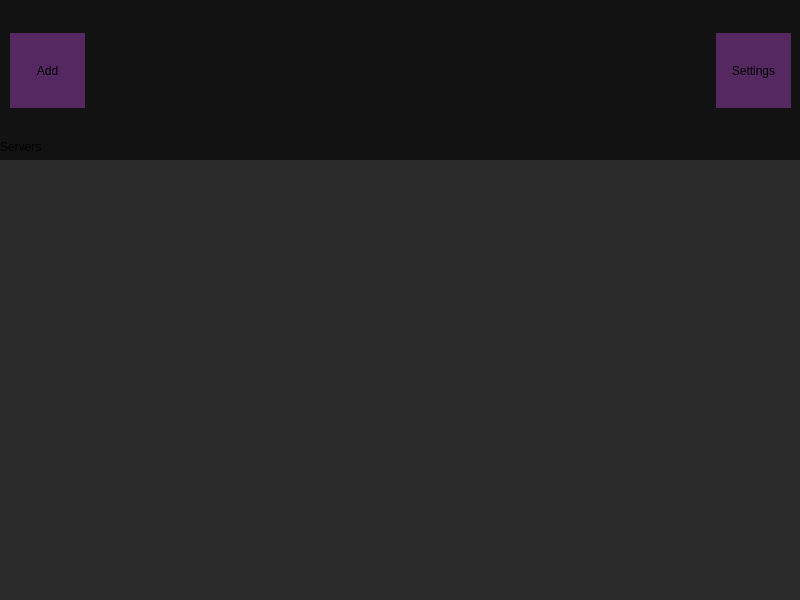
Before: the Qt Designer form mainwindow.ui in metootem/TF2-Dedicated-Server-Manager, drawn with Qt 5.
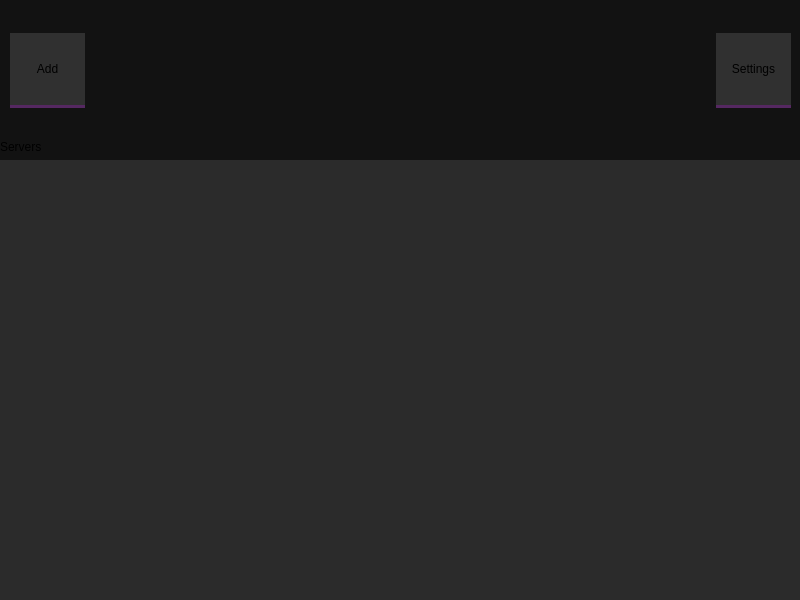
After: the same form once the commit is applied.

Diff of the .ui file:
```diff
--- a/mainwindow.ui
+++ b/mainwindow.ui
@@ -309,7 +309,8 @@
 
 QPushButton {
 	border: none;
-	background-color: #552861;
+border-bottom: 3px solid #552861;
+	background-color: #303030;
 	font: 13pt &quot;Noto Sans&quot;;
 }
 
```
Left out of the diff: 3 changed lines with no effect on the pictures.
